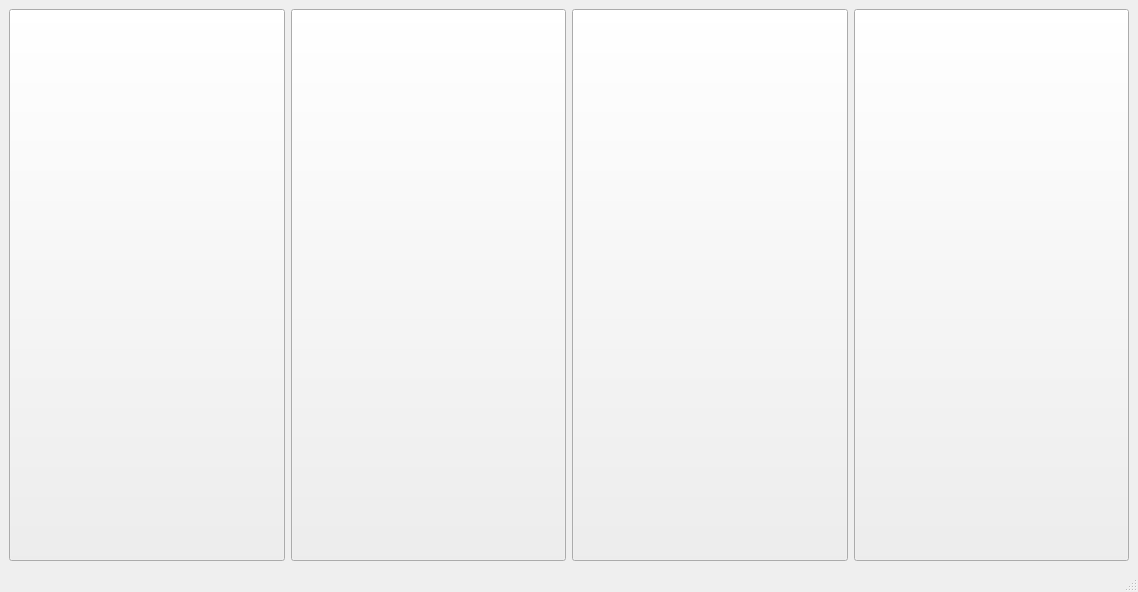
Above: frontpage.ui from jgrady15/CS1C-Project-1 before the change. Below: the same form after it.
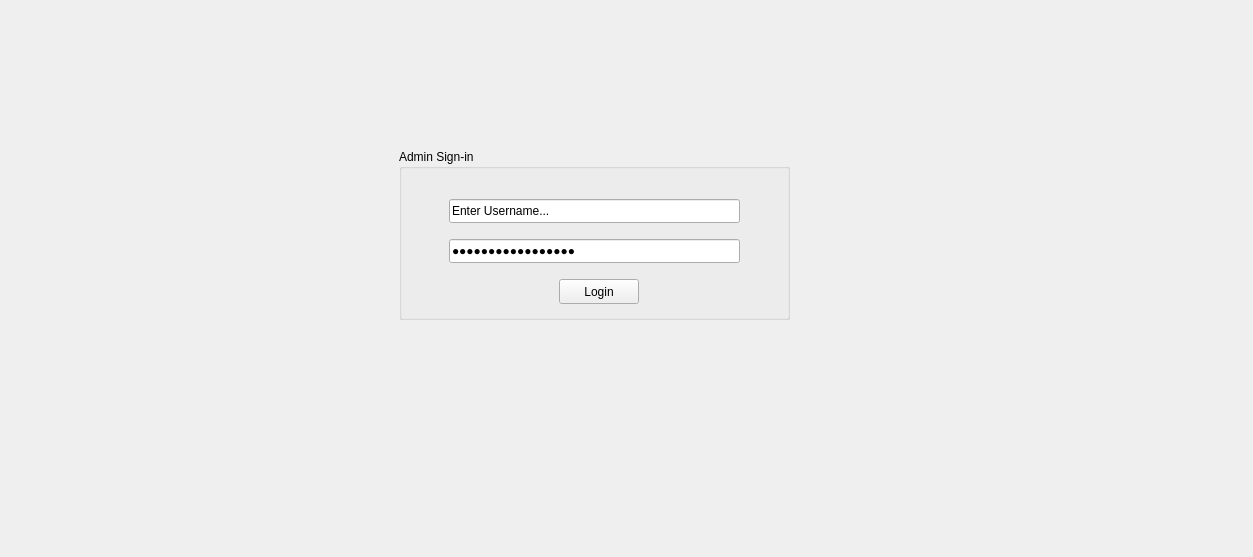
That is the form after the change. The open tabs and pages were chosen to show the change. Icons and pictures are not drawn.

Diff of the .ui file:
```diff
--- a/frontpage.ui
+++ b/frontpage.ui
@@ -6,8 +6,8 @@
    <rect>
     <x>0</x>
     <y>0</y>
-    <width>1138</width>
-    <height>592</height>
+    <width>1253</width>
+    <height>557</height>
    </rect>
   </property>
   <property name="windowTitle">
@@ -19,7 +19,20 @@
   <widget class="QWidget" name="centralwidget">
    <layout class="QHBoxLayout" name="horizontalLayout">
     <item>
+     <widget class="QStackedWidget" name="stackedWidget">
+      <property name="currentIndex">
+       <number>0</number>
+      </property>
+      <widget class="QWidget" name="MainMenu">
      <widget class="QPushButton" name="pushButton">
+        <property name="geometry">
+         <rect>
+          <x>20</x>
+          <y>10</y>
+          <width>281</width>
+          <height>524</height>
+         </rect>
+        </property>
       <property name="sizePolicy">
        <sizepolicy hsizetype="Preferred" vsizetype="Preferred">
         <horstretch>0</horstretch>
@@ -33,9 +46,15 @@
        <string/>
       </property>
      </widget>
-    </item>
-    <item>
      <widget class="QPushButton" name="pushButton_2">
+        <property name="geometry">
+         <rect>
+          <x>320</x>
+          <y>10</y>
+          <width>281</width>
+          <height>524</height>
+         </rect>
+        </property>
       <property name="sizePolicy">
        <sizepolicy hsizetype="Preferred" vsizetype="Preferred">
         <horstretch>0</horstretch>
@@ -49,9 +68,15 @@
        <string/>
       </property>
      </widget>
-    </item>
-    <item>
      <widget class="QPushButton" name="pushButton_3">
+        <property name="geometry">
+         <rect>
+          <x>630</x>
+          <y>10</y>
+          <width>281</width>
+          <height>524</height>
+         </rect>
+        </property>
       <property name="sizePolicy">
        <sizepolicy hsizetype="Preferred" vsizetype="Preferred">
         <horstretch>0</horstretch>
@@ -65,9 +90,15 @@
        <string/>
       </property>
      </widget>
-    </item>
-    <item>
      <widget class="QPushButton" name="pushButton_4">
+        <property name="geometry">
+         <rect>
+          <x>940</x>
+          <y>10</y>
+          <width>281</width>
+          <height>524</height>
+         </rect>
+        </property>
       <property name="sizePolicy">
        <sizepolicy hsizetype="Preferred" vsizetype="Preferred">
         <horstretch>0</horstretch>
@@ -81,20 +112,83 @@
        <string/>
       </property>
      </widget>
+      </widget>
+      <widget class="QWidget" name="LearnMore"/>
+      <widget class="QWidget" name="ContactUs"/>
+      <widget class="QWidget" name="CustomerTestimony"/>
+      <widget class="QWidget" name="AdminLogin">
+       <widget class="QGroupBox" name="groupBox">
+        <property name="geometry">
+         <rect>
+          <x>390</x>
+          <y>140</y>
+          <width>391</width>
+          <height>171</height>
+         </rect>
+        </property>
+        <property name="title">
+         <string>Admin Sign-in</string>
+        </property>
+        <widget class="QLineEdit" name="username">
+         <property name="geometry">
+          <rect>
+           <x>50</x>
+           <y>50</y>
+           <width>291</width>
+           <height>24</height>
+          </rect>
+         </property>
+         <property name="text">
+          <string>Enter Username...</string>
+         </property>
+        </widget>
+        <widget class="QLineEdit" name="password">
+         <property name="geometry">
+          <rect>
+           <x>50</x>
+           <y>90</y>
+           <width>291</width>
+           <height>24</height>
+          </rect>
+         </property>
+         <property name="text">
+          <string>Enter Password...</string>
+         </property>
+         <property name="echoMode">
+          <enum>QLineEdit::Password</enum>
+         </property>
+        </widget>
+        <widget class="QPushButton" name="loginButton">
+         <property name="geometry">
+          <rect>
+           <x>160</x>
+           <y>130</y>
+           <width>80</width>
+           <height>25</height>
+          </rect>
+         </property>
+         <property name="text">
+          <string>Login</string>
+         </property>
+        </widget>
+       </widget>
+      </widget>
+      <widget class="QWidget" name="AdminCommands">
+       <widget class="QListView" name="customerListView">
+        <property name="geometry">
+         <rect>
+          <x>10</x>
+          <y>100</y>
+          <width>1031</width>
+          <height>431</height>
+         </rect>
+        </property>
+       </widget>
+      </widget>
+     </widget>
     </item>
    </layout>
   </widget>
-  <widget class="QMenuBar" name="menubar">
-   <property name="geometry">
-    <rect>
-     <x>0</x>
-     <y>0</y>
-     <width>1138</width>
-     <height>26</height>
-    </rect>
-   </property>
-  </widget>
-  <widget class="QStatusBar" name="statusbar"/>
  </widget>
  <resources/>
  <connections/>
```
Left out of the diff: 22 changed lines with no effect on the pictures. Lines whose indentation alone changed are shown as unchanged.
